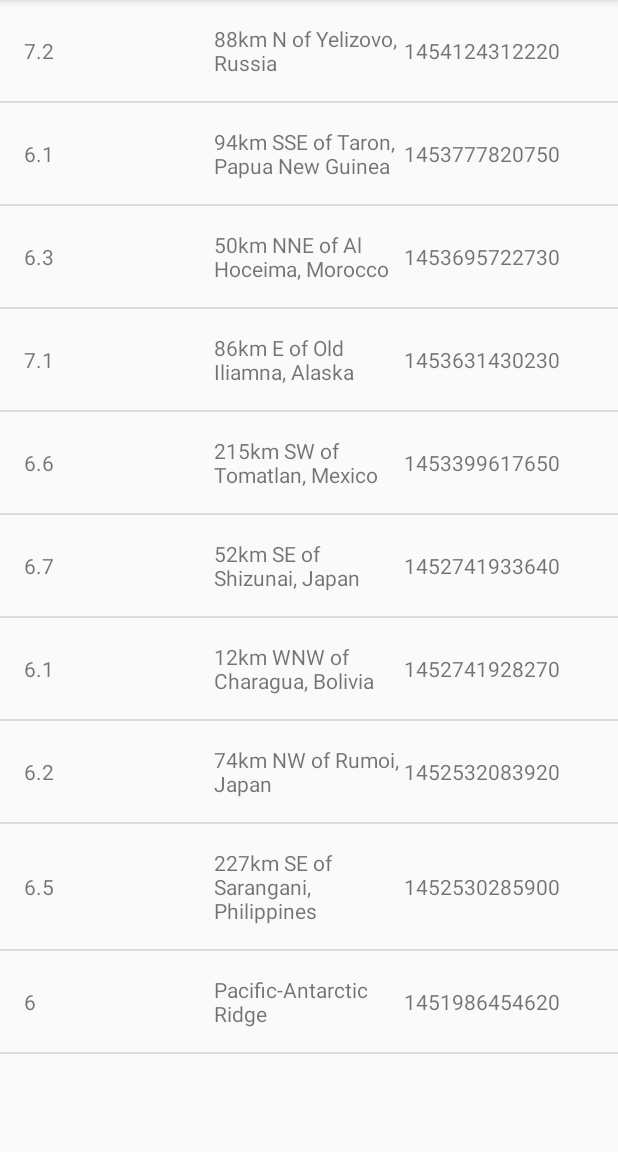
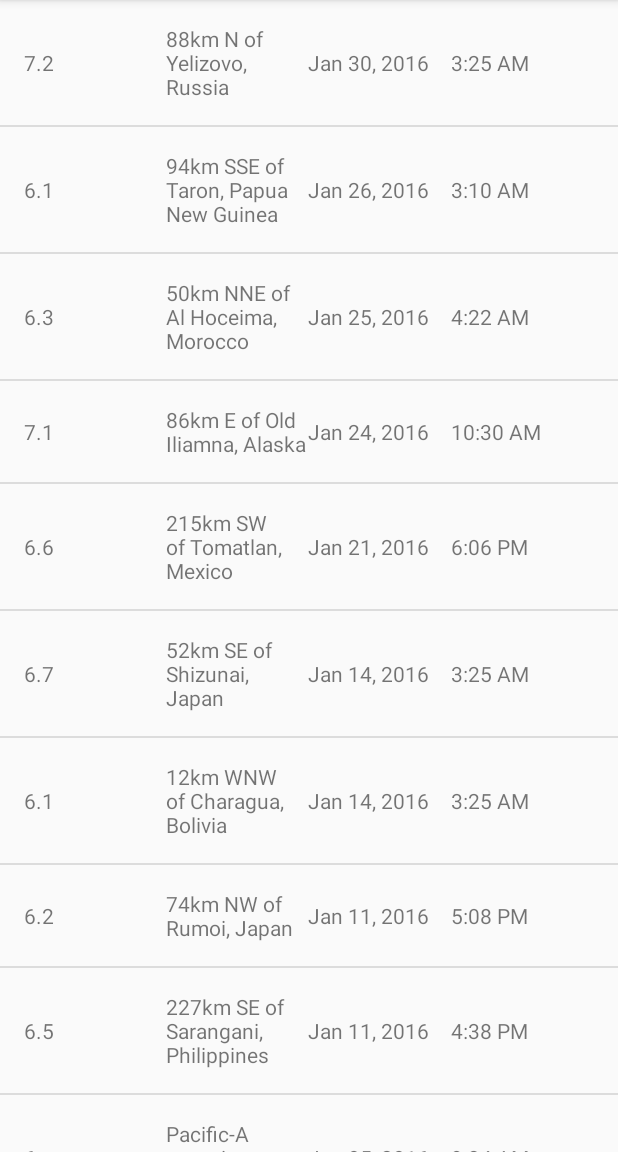
Before and after one commit to VidushiJain30/EarthquakeApp, an Android app: the screen it shows after launch (EarthquakeActivity), on a phone screen of 412 x 824 dp, the part 84-1236 px from its top. Run offline under Robolectric (Android 15) with nearby library versions, the phone set to English and light mode, and no system bars.

Commit message:
date and time in correct format

```diff
--- a/app/src/main/java/com/example/android/quakereport/Earthquake.java
+++ b/app/src/main/java/com/example/android/quakereport/Earthquake.java
@@ -3,8 +3,8 @@ package com.example.android.quakereport;
 public class Earthquake {
     private String mPlace;
     private String mMag;
-    private String mDate;
-    public Earthquake(String eMag, String ePlace, String eDate)
+    private long mDate;
+    public Earthquake(String eMag, String ePlace, long eDate)
     {
         mPlace = ePlace;
         mMag = eMag;
@@ -16,7 +16,7 @@ public class Earthquake {
     public String getMagnitude() {
         return mMag;
     }
-    public String getDate() {
+    public long getDate() {
         return mDate;
     }
 }
--- a/app/src/main/java/com/example/android/quakereport/EarthquakeAdapter.java
+++ b/app/src/main/java/com/example/android/quakereport/EarthquakeAdapter.java
@@ -9,7 +9,9 @@ import android.widget.ArrayAdapter;
 import android.widget.ImageView;
 import android.widget.TextView;
 
+import java.text.SimpleDateFormat;
 import java.util.ArrayList;
+import java.util.Date;
 
 public class EarthquakeAdapter extends ArrayAdapter<Earthquake> {
     private static final String LOG_TAG = EarthquakeAdapter.class.getSimpleName();
@@ -35,11 +37,28 @@ public class EarthquakeAdapter extends ArrayAdapter<Earthquake> {
 
         TextView location = (TextView) listItemView.findViewById(R.id.place);
         location.setText(currentEarthquake.getPlace());
+        Date dateObject = new Date(currentEarthquake.getDate());
 
-        TextView times = (TextView) listItemView.findViewById(R.id.date);
-        times.setText(currentEarthquake.getDate());
+        TextView dateView = (TextView) listItemView.findViewById(R.id.date);
+        String formattedDate = formatDate(dateObject);
+        dateView.setText(formattedDate);
+        TextView times = (TextView) listItemView.findViewById(R.id.time);
+        String formattedTime = formatTime(dateObject);
+        times.setText(formattedTime);
 
         return listItemView;
     }
+    private String formatDate(Date dateObject) {
+        SimpleDateFormat dateFormat = new SimpleDateFormat("LLL dd, yyyy");
+        return dateFormat.format(dateObject);
+    }
+
+    /**
+     * Return the formatted date string (i.e. "4:30 PM") from a Date object.
+     */
+    private String formatTime(Date dateObject) {
+        SimpleDateFormat timeFormat = new SimpleDateFormat("h:mm a");
+        return timeFormat.format(dateObject);
+    }
 
 }
--- a/app/src/main/java/com/example/android/quakereport/QueryUtils.java
+++ b/app/src/main/java/com/example/android/quakereport/QueryUtils.java
@@ -56,7 +56,8 @@ public final class QueryUtils {
                 JSONObject properties=currentEarthquake.getJSONObject("properties");
                 String magnitude=properties.getString("mag");
                 String location=properties.getString("place");
-                String time=properties.getString("time");
+                //String time=properties.getString("time");
+                long time=properties.getLong("time");
                 Earthquake earthquake = new Earthquake(magnitude,location,time);
                 earthquakes.add(earthquake);
             }
--- a/app/src/main/res/layout/list_item.xml
+++ b/app/src/main/res/layout/list_item.xml
@@ -24,5 +24,10 @@
         android:layout_width="0dp"
         android:layout_height="wrap_content"
         android:layout_weight="1"/>
+    <TextView
+        android:id="@+id/time"
+        android:layout_width="0dp"
+        android:layout_height="wrap_content"
+        android:layout_weight="1"/>
 
 </LinearLayout>
```
